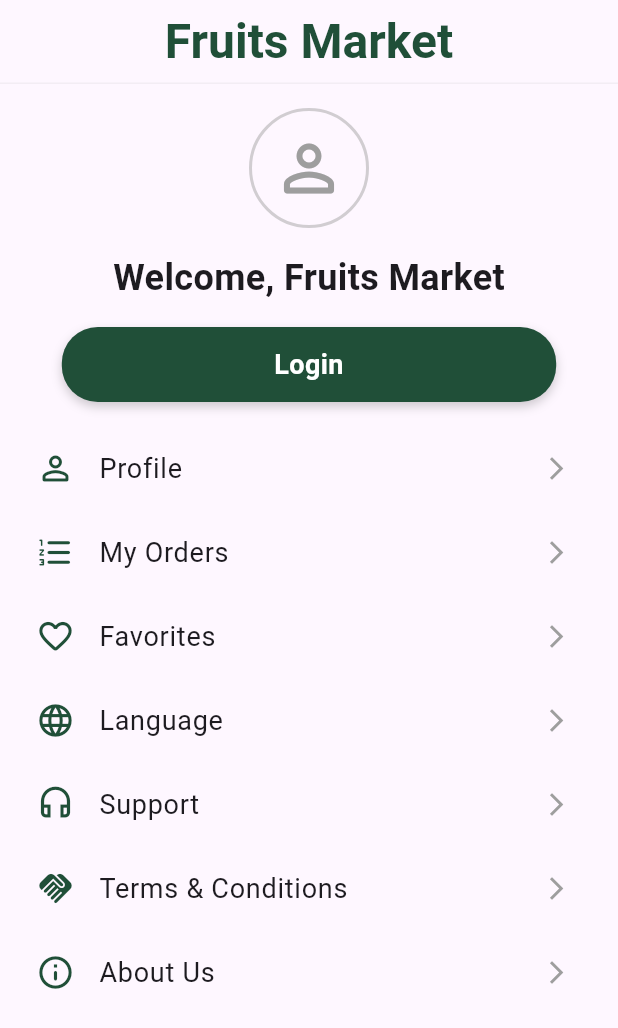
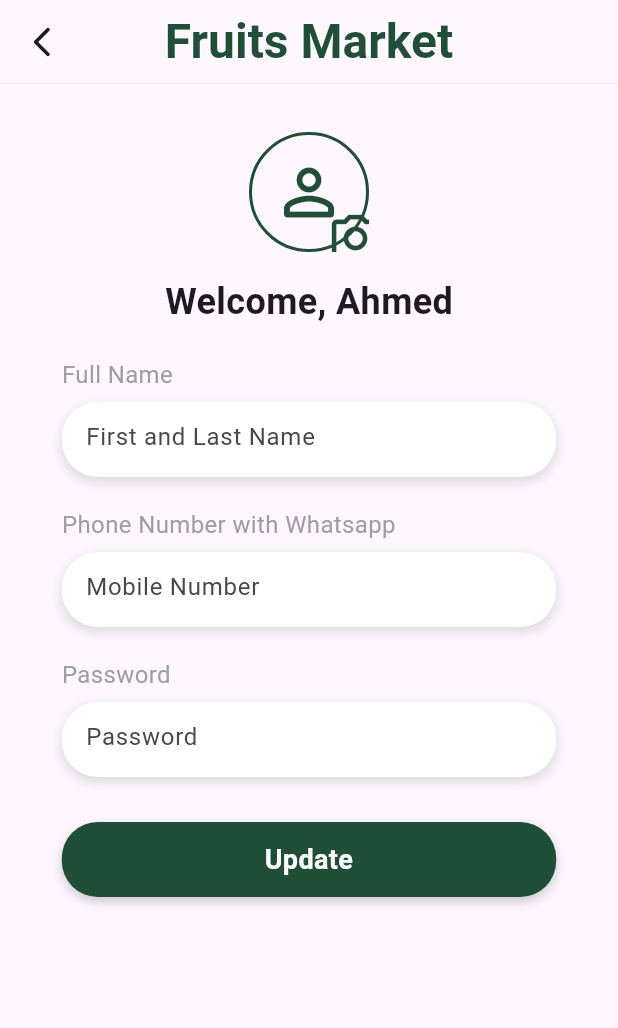
Before and after one commit to elne7/Fruits-App, a Flutter app: the screen it shows after launch, on a phone screen of 412 x 824 dp. Shown: the top 1028 px of the screen. Run offline on Flutter 3.47's test engine with Material 3 defaults, Android fonts, the phone set to English and light mode, and no system bars; our stand-ins replace font_awesome_flutter, google_nav_bar, line_icons; missing offline and left inert: expansion_tile_list.

Commit message:
- Create Profile View and its widgets - Update the border design on the CustomNavigationButton

```diff
--- /dev/null
+++ b/lib/features/more/presentation/views/profile_view.dart
@@ -0,0 +1,11 @@
+import 'package:flutter/material.dart';
+import 'package:fruits_app/features/more/presentation/widgets/profile/profile_view_body.dart';
+
+class ProfileView extends StatelessWidget {
+  const ProfileView({super.key});
+
+  @override
+  Widget build(BuildContext context) {
+    return ProfileViewBody();
+  }
+}
--- a/lib/features/more/presentation/widgets/more_list_tiles_section.dart
+++ b/lib/features/more/presentation/widgets/more_list_tiles_section.dart
@@ -1,6 +1,7 @@
 import 'package:flutter/material.dart';
 import 'package:fruits_app/features/more/presentation/widgets/language/select_lang_dialoge.dart';
 import 'package:fruits_app/features/more/presentation/widgets/more_list_tile_item.dart';
+import 'package:fruits_app/features/terms&conditions/terms_view.dart';
 
 class MoreListTilesSection extends StatelessWidget {
   const MoreListTilesSection({super.key});
@@ -31,7 +32,16 @@ class MoreListTilesSection extends StatelessWidget {
             },
           ),
           MoreListTileItem(icon: Icons.headset_outlined, title: 'Support'),
-          MoreListTileItem(icon: Icons.handshake, title: 'Terms & Conditions'),
+          MoreListTileItem(
+            icon: Icons.handshake,
+            title: 'Terms & Conditions',
+            onTap: () {
+              Navigator.push(
+                context,
+                MaterialPageRoute(builder: (context) => const TermsView()),
+              );
+            },
+          ),
           MoreListTileItem(icon: Icons.info_outline_rounded, title: 'About Us'),
         ],
       ),
--- /dev/null
+++ b/lib/features/more/presentation/widgets/profile/profile_view_body.dart
@@ -0,0 +1,50 @@
+import 'package:flutter/material.dart';
+import 'package:fruits_app/core/widgets/app_bar_title.dart';
+import 'package:fruits_app/core/widgets/custom_no_icon_button.dart';
+import 'package:fruits_app/features/more/presentation/widgets/profile/profile_welcome_section.dart';
+import 'package:fruits_app/features/registeration/presentation/widgets/custom_text_field.dart';
+
+class ProfileViewBody extends StatelessWidget {
+  const ProfileViewBody({super.key});
+
+  @override
+  Widget build(BuildContext context) {
+    return Scaffold(
+      appBar: AppBar(
+        title: AppBarTitle(title: 'Fruits Market'),
+        centerTitle: true,
+        shape: Border(
+          bottom: BorderSide(color: Colors.grey.withAlpha(30), width: 1.0),
+        ),
+        leading: IconButton(
+          icon: const Icon(Icons.arrow_back_ios_new_rounded),
+          onPressed: () => Navigator.pop(context),
+        ),
+      ),
+      body: Center(
+        child: Column(
+          mainAxisAlignment: MainAxisAlignment.start,
+          crossAxisAlignment: CrossAxisAlignment.center,
+          children: [
+            const SizedBox(height: 32),
+            ProfileWelcomeSection(),
+            const SizedBox(height: 20),
+            CustomTextField(
+              title: 'Full Name',
+              hintText: 'First and Last Name',
+            ),
+            const SizedBox(height: 20),
+            CustomTextField(
+              title: 'Phone Number with Whatsapp',
+              hintText: 'Mobile Number',
+            ),
+            const SizedBox(height: 20),
+            CustomTextField(title: 'Password', hintText: 'Password'),
+            const SizedBox(height: 30),
+            CustomNoIconButton(text: 'Update', bgColor: 'green'),
+          ],
+        ),
+      ),
+    );
+  }
+}
--- /dev/null
+++ b/lib/features/more/presentation/widgets/profile/profile_welcome_section.dart
@@ -0,0 +1,47 @@
+import 'package:flutter/material.dart';
+import 'package:fruits_app/core/constants/colors.dart';
+
+class ProfileWelcomeSection extends StatelessWidget {
+  const ProfileWelcomeSection({super.key});
+
+  @override
+  Widget build(BuildContext context) {
+    return Column(
+      mainAxisAlignment: MainAxisAlignment.center,
+      crossAxisAlignment: CrossAxisAlignment.center,
+      children: [
+        Stack(
+          children: [
+            Container(
+              width: 80,
+              height: 80,
+              decoration: BoxDecoration(
+                shape: BoxShape.circle,
+                border: Border.all(color: kPrimaryColor, width: 2.0),
+              ),
+              child: Icon(
+                Icons.person_outline_rounded,
+                size: 50,
+                color: kPrimaryColor,
+              ),
+            ),
+            Positioned(
+              bottom: -10,
+              right: -10,
+              child: const Icon(
+                Icons.camera_alt_outlined,
+                size: 38,
+                color: kPrimaryColor,
+              ),
+            ),
+          ],
+        ),
+        const SizedBox(height: 16),
+        const Text(
+          'Welcome, Ahmed',
+          style: TextStyle(fontSize: 24, fontWeight: FontWeight.bold),
+        ),
+      ],
+    );
+  }
+}
--- a/lib/features/registeration/presentation/widgets/custom_text_field.dart
+++ b/lib/features/registeration/presentation/widgets/custom_text_field.dart
@@ -34,13 +34,9 @@ class CustomTextField extends StatelessWidget {
               cursorColor: kPrimaryColor,
               decoration: InputDecoration(
                 hintText: hintText ?? '',
-                // border: OutlineInputBorder(
-                //   borderRadius: BorderRadius.circular(32),
-                //   borderSide: BorderSide(color: Colors.grey),
-                // ),
-                enabledBorder: OutlineInputBorder(
+                border: OutlineInputBorder(
                   borderRadius: BorderRadius.circular(24),
-                  borderSide: BorderSide(color: Colors.grey),
+                  borderSide: BorderSide.none,
                 ),
                 focusedBorder: OutlineInputBorder(
                   borderRadius: BorderRadius.circular(24),
--- a/lib/main.dart
+++ b/lib/main.dart
@@ -1,5 +1,6 @@
 import 'package:flutter/material.dart';
-import 'package:fruits_app/features/more/presentation/widgets/more_view_body.dart';
+import 'package:fruits_app/features/more/presentation/views/profile_view.dart';
+// import 'package:fruits_app/features/more/presentation/widgets/more_view_body.dart';
 // import 'package:fruits_app/features/basket/presentation/widgets/basket_view_body.dart';
 // import 'package:fruits_app/features/product/presentation/widgets/product_view_body.dart';
 
@@ -18,7 +19,7 @@ class MyApp extends StatelessWidget {
       theme: ThemeData(
         colorScheme: ColorScheme.fromSeed(seedColor: Colors.deepPurple),
       ),
-      home: const MoreViewBody(),
+      home: const ProfileView(),
     );
   }
 }
```
